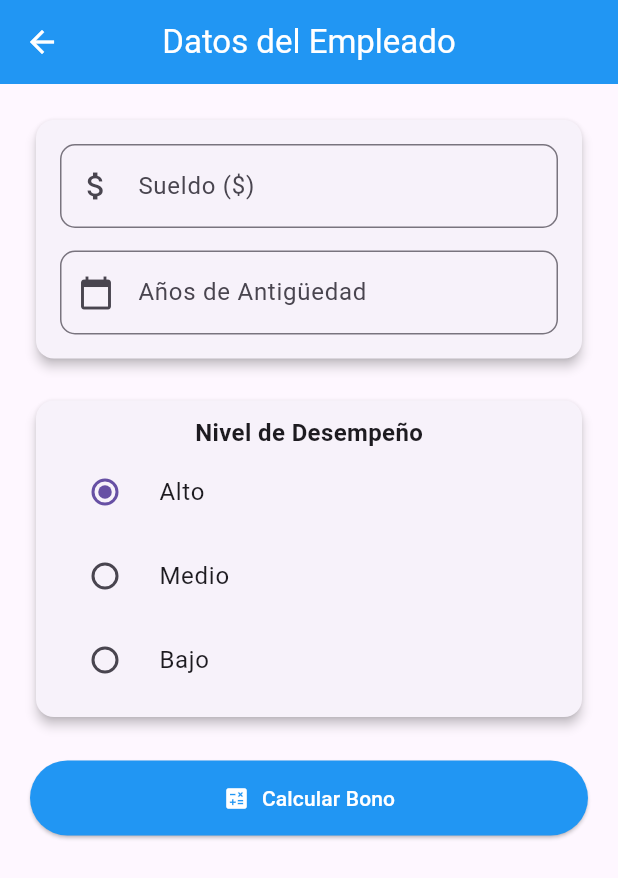
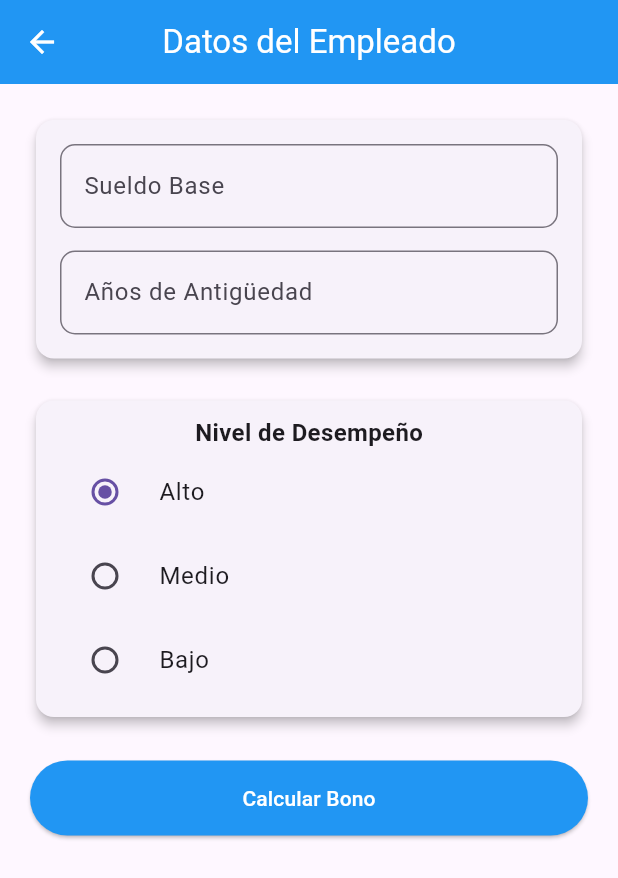
Before and after one commit to cmbonifaz/ExamenPractico_Bonifaz, a Flutter app: the screen it shows after launch, after a tap on "Iniciar Cálculo", on a phone screen of 412 x 824 dp. Shown: the top 878 px of the screen. Run offline on Flutter 3.47's test engine with Material 3 defaults, Android fonts, the phone set to English and light mode, and no system bars.

Commit message:
first commit

```diff
--- a/lib/view/pantallas/empleado_pantalla.dart
+++ b/lib/view/pantallas/empleado_pantalla.dart
@@ -54,15 +54,13 @@ class _EmpleadoPantallaState extends State<EmpleadoPantalla> {
                 child: Column(
                   children: [
                     CampoNumero(
-                      etiqueta: 'Sueldo (\$)',
+                      etiqueta: 'Sueldo Base',
                       controller: sueldoController,
-                      icono: Icons.attach_money,
                     ),
                     SizedBox(height: 15),
                     CampoNumero(
                       etiqueta: 'Años de Antigüedad',
                       controller: antiguedadController,
-                      icono: Icons.calendar_today,
                     ),
                   ],
                 ),
@@ -107,7 +105,6 @@ class _EmpleadoPantallaState extends State<EmpleadoPantalla> {
             SizedBox(height: 25),
             ElevatedButton.icon(
               onPressed: calcular,
-              icon: Icon(Icons.calculate),
               label: Text('Calcular Bono'),
               style: ElevatedButton.styleFrom(
                 backgroundColor: Colors.blue,
--- a/lib/view/pantallas/inicio_pantalla.dart
+++ b/lib/view/pantallas/inicio_pantalla.dart
@@ -16,11 +16,6 @@ class InicioPantalla extends StatelessWidget {
           child: Column(
             mainAxisAlignment: MainAxisAlignment.center,
             children: [
-              Icon(
-                Icons.business_center,
-                size: 100,
-                color: Colors.blue,
-              ),
               SizedBox(height: 20),
               Text(
                 'Sistema de Bono Mensual',
--- a/lib/view/pantallas/resultado_pantalla.dart
+++ b/lib/view/pantallas/resultado_pantalla.dart
@@ -1,4 +1,5 @@
 import 'package:flutter/material.dart';
+
 import '../../model/empleado_model.dart';
 
 class ResultadoPantalla extends StatelessWidget {
@@ -42,7 +43,10 @@ class ResultadoPantalla extends StatelessWidget {
               elevation: 4,
               child: Column(
                 children: [
-                  dato('Sueldo Base', '\$${empleado.sueldo.toStringAsFixed(2)}'),
+                  dato(
+                    'Sueldo Base',
+                    '\$${empleado.sueldo.toStringAsFixed(2)}',
+                  ),
                   Divider(height: 1),
                   dato('Antigüedad', '${empleado.antiguedad} años'),
                   Divider(height: 1),
@@ -61,7 +65,6 @@ class ResultadoPantalla extends StatelessWidget {
                   dato(
                     'Sueldo Final',
                     '\$${empleado.sueldoFinal.toStringAsFixed(2)}',
-                    destacado: true,
                   ),
                 ],
               ),
```
